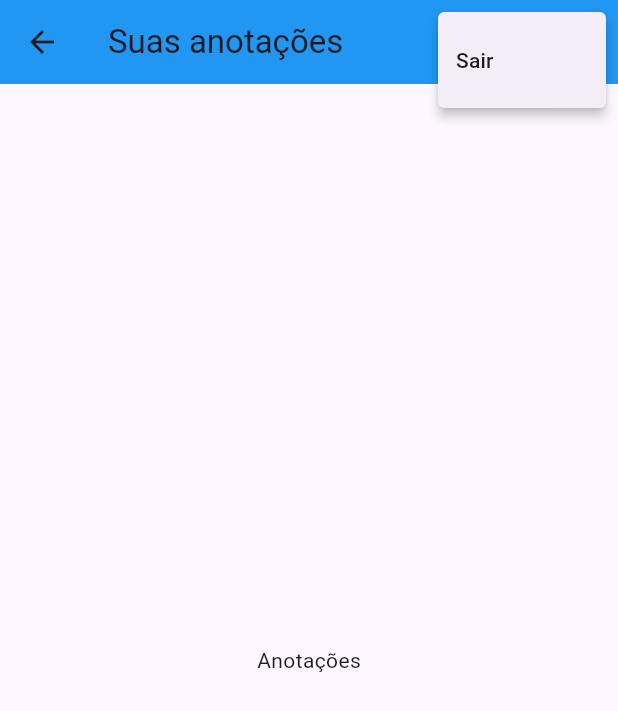
After one commit to Death-Chronos/notes_app_flutter, a Flutter app: the NotesView screen opened directly, after a tap on the "more vert" icon, on a phone screen of 412 x 824 dp. The commit adds this screen. Shown: the top 711 px of the screen. Run offline on Flutter 3.47's test engine with Material 3 defaults, Android fonts, the phone set to English and light mode, and no system bars; our stand-ins replace firebase_auth, firebase_core; accounts and stored records are empty; network calls fail.

Commit message:
NotesView e retirando prints

```diff
--- /dev/null
+++ b/lib/enums/menu_action.dart
@@ -0,0 +1,3 @@
+enum MenuAction {
+  logout
+  }
--- /dev/null
+++ b/lib/views/notes_view.dart
@@ -0,0 +1,43 @@
+import 'package:flutter/material.dart';
+import 'package:notes_app/enums/menu_action.dart';
+
+class NotesView extends StatefulWidget {
+  const NotesView({ Key? key }) : super(key: key);
+
+  @override
+  _NotesViewState createState() => _NotesViewState();
+}
+
+class _NotesViewState extends State<NotesView> {
+  @override
+  Widget build(BuildContext context) {
+    return Scaffold(
+      appBar: AppBar(
+        title: const Text("Suas anotações"),
+        backgroundColor: Colors.blue,
+        actions: [
+          PopupMenuButton<MenuAction>(onSelected: (value) {
+            switch (value) {
+              case MenuAction.logout:
+                Navigator.of(context).pushNamedAndRemoveUntil(
+                  '/login/',
+                  (route) => false,
+                );
+                break;
+            }
+          },itemBuilder: (context) {
+            return [
+              const PopupMenuItem<MenuAction>(
+                value: MenuAction.logout,
+                child: Text("Sair"),
+              ),
+            ];
+          },)
+        ],
+      ),
+      body: const Center(
+        child: Text("Anotações"),
+      ),
+    );
+  }
+}
--- a/lib/views/verify_email_view.dart
+++ b/lib/views/verify_email_view.dart
@@ -1,5 +1,7 @@
 import 'package:firebase_auth/firebase_auth.dart';
 import 'package:flutter/material.dart';
+import 'dart:developer' as devtools show log;
+
 
 class VerifyEmailView extends StatefulWidget {
   const VerifyEmailView({super.key});
@@ -23,7 +25,7 @@ class _VerifyEmailViewState extends State<VerifyEmailView> {
           ElevatedButton(
             onPressed: () async {
               final user = FirebaseAuth.instance.currentUser;
-              print(user);
+              devtools.log(user.toString());
               await user?.sendEmailVerification();
             },
             child: const Text("Enviar Email de Verificação"),
```
Also changed, not shown: lib/main.dart (+29 -4 lines), lib/views/login_view.dart (+5 -3 lines), lib/views/register_view.dart (+6 -4 lines).
